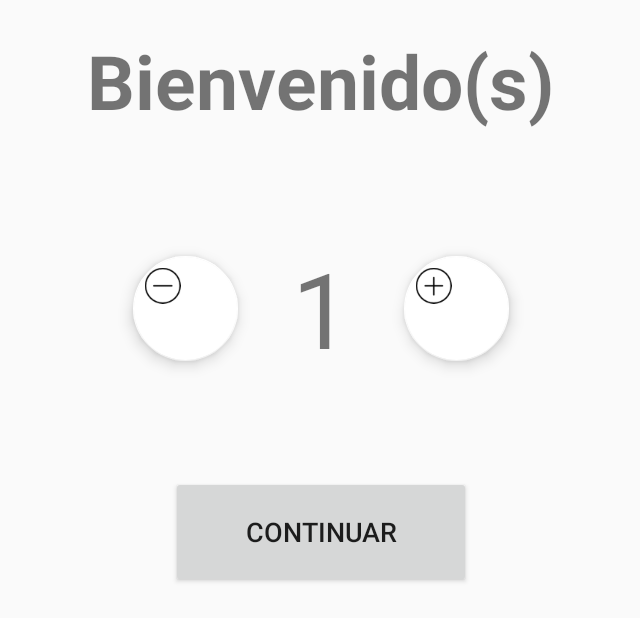
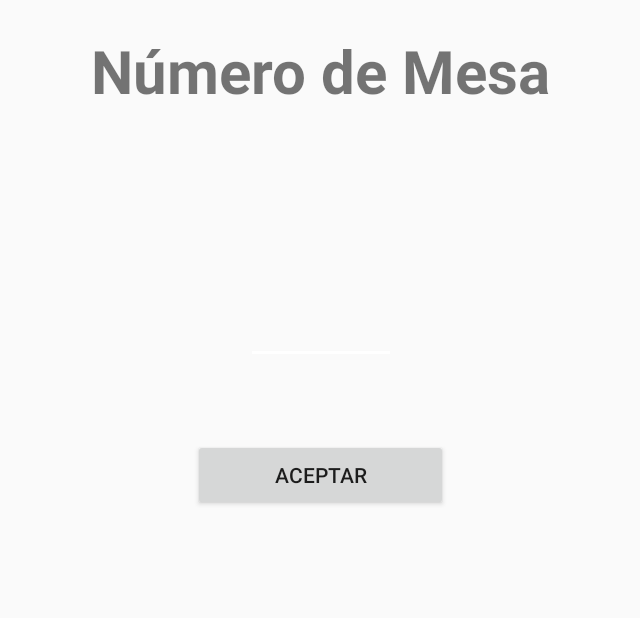
Before and after one commit to IvanSanchez-uam/OrderNow, an Android app: the screen it shows after launch (Bienvenida before the commit, SettingsActivity after it), on a phone screen of 824 x 412 dp (held sideways). Shown: the whole screen, without its empty margins (297-937 px from the left). Run offline under Robolectric (Android 15) with nearby library versions, the phone set to English and light mode, and no system bars.

```diff
--- a/app/src/main/java/com/losjuanes/ordernowapp/MainActivity.java
+++ b/app/src/main/java/com/losjuanes/ordernowapp/MainActivity.java
@@ -1,8 +1,10 @@
 package com.losjuanes.ordernowapp;
 
-import android.preference.PreferenceManager;
+import android.content.Intent;
 import android.support.v7.app.AppCompatActivity;
 import android.os.Bundle;
+
+import com.losjuanes.ordernowapp.presentacion.vistas.SettingsActivity;
 
 public class MainActivity extends AppCompatActivity {
 
--- a/app/src/main/java/com/losjuanes/ordernowapp/negocio/ImplementacionServicio.java
+++ b/app/src/main/java/com/losjuanes/ordernowapp/negocio/ImplementacionServicio.java
@@ -1,4 +1,8 @@
 package com.losjuanes.ordernowapp.negocio;
 
 public class ImplementacionServicio implements Servicio {
+    @Override
+    public boolean asigna_numeroMesa(int numMesa) {
+        return true;
+    }
 }
--- a/app/src/main/java/com/losjuanes/ordernowapp/negocio/Servicio.java
+++ b/app/src/main/java/com/losjuanes/ordernowapp/negocio/Servicio.java
@@ -1,4 +1,6 @@
 package com.losjuanes.ordernowapp.negocio;
 
 public interface Servicio {
+
+    boolean asigna_numeroMesa(int numMesa);
 }
--- a/app/src/main/java/com/losjuanes/ordernowapp/presentacion/controladores/Controlador.java
+++ b/app/src/main/java/com/losjuanes/ordernowapp/presentacion/controladores/Controlador.java
@@ -5,4 +5,6 @@ import android.app.Activity;
 public interface Controlador{
 
     void iniciaActivity(Activity activityInicio, Class activityDestino);
+
+    boolean asigna_numeroMesa(int numMesa,Activity activity);
 }
--- /dev/null
+++ b/app/src/main/java/com/losjuanes/ordernowapp/presentacion/vistas/SettingsActivity.java
@@ -0,0 +1,66 @@
+package com.losjuanes.ordernowapp.presentacion.vistas;
+
+import android.app.Activity;
+import android.content.SharedPreferences;
+import android.preference.PreferenceManager;
+import android.support.v7.app.AppCompatActivity;
+import android.os.Bundle;
+import android.util.Log;
+import android.view.View;
+import android.widget.Button;
+import android.widget.EditText;
+import android.widget.Toast;
+
+import com.losjuanes.ordernowapp.R;
+import com.losjuanes.ordernowapp.presentacion.controladores.Controlador;
+import com.losjuanes.ordernowapp.presentacion.controladores.ImplementacionControlador;
+
+public class SettingsActivity extends AppCompatActivity {
+
+    private EditText etNumMesa;
+    private Button btnGuardarNumMesa;
+    private Controlador controlador;
+    private Activity settingsActivity = this;
+
+    @Override
+    protected void onCreate(Bundle savedInstanceState) {
+        super.onCreate(savedInstanceState);
+        setContentView(R.layout.activity_settings);
+
+        etNumMesa = (EditText) findViewById(R.id.etNumMesa);
+        btnGuardarNumMesa = (Button) findViewById(R.id.btnGuardarNumMesa);
+        controlador = new ImplementacionControlador();
+
+        SharedPreferences pref = getApplicationContext().getSharedPreferences("PreferenciasMesa", MODE_PRIVATE);
+        int verificaNumMesa = pref.getInt("num_mesa", 0);
+
+
+        Log.i("numMesa", "antes de verifica");
+        if(verificaNumMesa != 0){
+            controlador.iniciaActivity(SettingsActivity.this, Bienvenida.class);
+            finish();
+        }
+
+
+        btnGuardarNumMesa.setOnClickListener(new View.OnClickListener() {
+            @Override
+            public void onClick(View v) {
+                String numMesa = "";
+                int numeroMesa = 0;
+                boolean mesaAsignada = false;
+
+                numMesa = etNumMesa.getText().toString();
+                if (numMesa.compareTo("") != 0){
+                    numeroMesa = Integer.parseInt(numMesa);
+                    mesaAsignada = controlador.asigna_numeroMesa(numeroMesa, settingsActivity);
+
+                    if(mesaAsignada){
+                        finish();
+                    }else{
+                        Toast.makeText(SettingsActivity.this, getResources().getString(R.string.msj_numMesaNoAsignado), Toast.LENGTH_LONG).show();
+                    }
+                }
+            }
+        });
+    }
+}
--- /dev/null
+++ b/app/src/main/res/layout-land/activity_settings.xml
@@ -0,0 +1,37 @@
+<?xml version="1.0" encoding="utf-8"?>
+<LinearLayout xmlns:android="http://schemas.android.com/apk/res/android"
+    android:orientation="vertical"
+    android:layout_margin="20dp"
+    android:layout_width="match_parent"
+    android:layout_height="match_parent"
+    android:gravity="center"
+    android:weightSum="1">
+
+    <TextView
+        android:layout_weight="0.4"
+        android:layout_width="wrap_content"
+        android:layout_height="0dp"
+        android:text="Número de Mesa"
+        android:textStyle="bold"
+        android:textSize="40dp"/>
+
+    <EditText
+        android:id="@+id/etNumMesa"
+        android:layout_weight="0.2"
+        android:layout_width="100dp"
+        android:layout_height="0dp"
+        android:textSize="30dp"
+        android:gravity="center_horizontal"/>
+
+    <FrameLayout
+        android:layout_weight="0.4"
+        android:layout_width="match_parent"
+        android:layout_height="0dp">
+        <Button
+            android:id="@+id/btnGuardarNumMesa"
+            android:layout_width="170dp"
+            android:layout_height="wrap_content"
+            android:text="Aceptar"
+            android:layout_gravity="center"/>
+    </FrameLayout>
+</LinearLayout>
--- /dev/null
+++ b/app/src/main/res/layout/activity_settings.xml
@@ -0,0 +1,13 @@
+<?xml version="1.0" encoding="utf-8"?>
+<RelativeLayout xmlns:android="http://schemas.android.com/apk/res/android"
+    xmlns:tools="http://schemas.android.com/tools"
+    android:id="@+id/activity_settings"
+    android:layout_width="match_parent"
+    android:layout_height="match_parent"
+    android:paddingBottom="@dimen/activity_vertical_margin"
+    android:paddingLeft="@dimen/activity_horizontal_margin"
+    android:paddingRight="@dimen/activity_horizontal_margin"
+    android:paddingTop="@dimen/activity_vertical_margin"
+    tools:context="com.losjuanes.ordernowapp.presentacion.vistas.SettingsActivity">
+
+</RelativeLayout>
--- a/app/src/main/res/values/strings.xml
+++ b/app/src/main/res/values/strings.xml
@@ -3,4 +3,5 @@
     <string name="tv_bienvenidos">Bienvenido(s)</string>
     <string name="btn_continuar">Continuar</string>
     <string name="t"></string>
+    <string name="msj_numMesaNoAsignado">El número de mesa ya existe.</string>
 </resources>
```
Also changed, not shown: app/src/main/AndroidManifest.xml (+7 -2 lines), app/src/main/java/com/losjuanes/ordernowapp/presentacion/controladores/ImplementacionControlador.java (+34 -0 lines).
